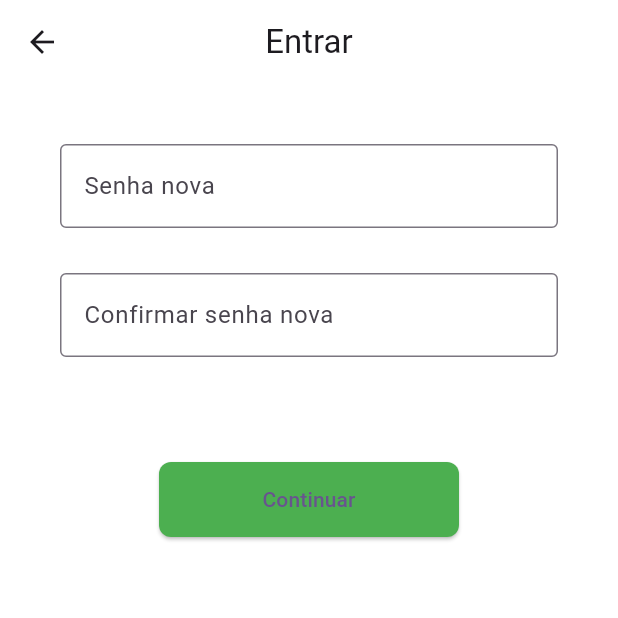
After one commit to holyicecream/Meu-Financeiro, a Flutter app: the RedefinicaoDeSenha screen opened by its route, on a phone screen of 412 x 824 dp, the top half of it. The commit adds this screen. Run offline on Flutter 3.47's test engine with Material 3 defaults, Android fonts, the phone set to English and light mode, and no system bars; our stand-ins replace fixnum; missing offline and left inert: mongo_dart.

Commit message:
redefinição de senha

```diff
--- /dev/null
+++ b/mongo_project/lib/Pages/redefinicao_de_senha.dart
@@ -0,0 +1,93 @@
+// ignore_for_file: prefer_const_constructors, prefer_const_literals_to_create_immutables
+//selected color
+//unselected color
+//icons: login, person, wc, assignment, delete, login_outlined, foward
+import 'package:flutter/material.dart';
+import 'package:projeto_integrador/_backend/backend_redefinicao_de_senha.dart';
+
+class RedefinicaoDeSenha extends StatefulWidget {
+  const RedefinicaoDeSenha({super.key});
+
+  @override
+  State<RedefinicaoDeSenha> createState() => RedefinicaoDeSenhaState();
+}
+
+class RedefinicaoDeSenhaState extends State<RedefinicaoDeSenha> {
+  @override
+  Widget build(BuildContext context) {
+    inBuildRedefinicaoDeSenha(context);
+    return Scaffold(
+      backgroundColor: Colors.white,
+      appBar: AppBar(
+        centerTitle: true,
+        title: Text('Entrar'),
+        backgroundColor: Colors.white,
+      ),
+      body: SingleChildScrollView(
+        child: Center(
+          child: Padding(
+            padding: EdgeInsets.all(20),
+            child: Form(
+              key: formKey,
+              child: Column(
+                crossAxisAlignment: CrossAxisAlignment.start,
+                children: [
+                  Padding(
+                    padding: EdgeInsets.all(20),
+                    child: Column(
+                      children: [
+                        TextFormField(
+                          validator: (value) {
+                            return senha1Validator(value);
+                          },
+                          decoration: InputDecoration(
+                            border: OutlineInputBorder(),
+                            labelText: 'Senha nova',
+                          ),
+                        ),
+                        SizedBox(
+                          height: 30,
+                        ),
+                        TextFormField(
+                          obscureText: true,
+                          validator: (value) {
+                            return senha2Validator(value);
+                          },
+                          decoration: InputDecoration(
+                            border: OutlineInputBorder(),
+                            labelText: 'Confirmar senha nova',
+                          ),
+                        ),
+                      ],
+                    ),
+                  ),
+                  SizedBox(
+                    height: 50,
+                  ),
+                  Center(
+                    child: ElevatedButton(
+                      onPressed: () {
+                        continuarOnTap(context);
+                      },
+                      style: ButtonStyle(
+                        shape: MaterialStateProperty.all(RoundedRectangleBorder(
+                            borderRadius: BorderRadius.circular(8))),
+                        backgroundColor: MaterialStateColor.resolveWith(
+                            (states) => Colors.green),
+                        minimumSize:
+                            MaterialStateProperty.resolveWith((states) {
+                          return Size(200, 50);
+                        }),
+                      ),
+                      child: Text("Continuar"),
+                    ),
+                  ),
+                ],
+              ),
+            ),
+          ),
+        ),
+      ),
+    );
+  }
+}
--- a/mongo_project/lib/main.dart
+++ b/mongo_project/lib/main.dart
@@ -6,6 +6,7 @@ import 'package:projeto_integrador/Pages/jeantxt.dart';
 import 'package:projeto_integrador/Pages/primeiro_acesso.dart';
 import 'Pages/page_teste.dart';
 import 'Pages/recuperacao_de_senha.dart';
+import 'Pages/redefinicao_de_senha.dart';
 import 'zDatabase/mongodb_area_consumo.dart';
 import 'zDatabase/mongodb_bancos.dart';
 import 'zDatabase/mongodb_bancos_usuario.dart';
@@ -50,7 +51,7 @@ class MyApp extends StatelessWidget {
         '/EntrarCom...': (context) => PageTeste(),
         '/Login': (context) => Login(),
         '/RecuperacaoDeSenha': (context) => RecuperacaoDeSenha(),
-        '/RedefinicaoDeSenha': (context) => PageTeste(),
+        '/RedefinicaoDeSenha': (context) => RedefinicaoDeSenha(),
         '/Cadastro': (context) => PageTeste(),
         '/EntrarComContaJaExistente': (context) => PageTeste(),
         '/VinculoBancarioOuInserçãoManual': (context) => PageTeste(),
```
